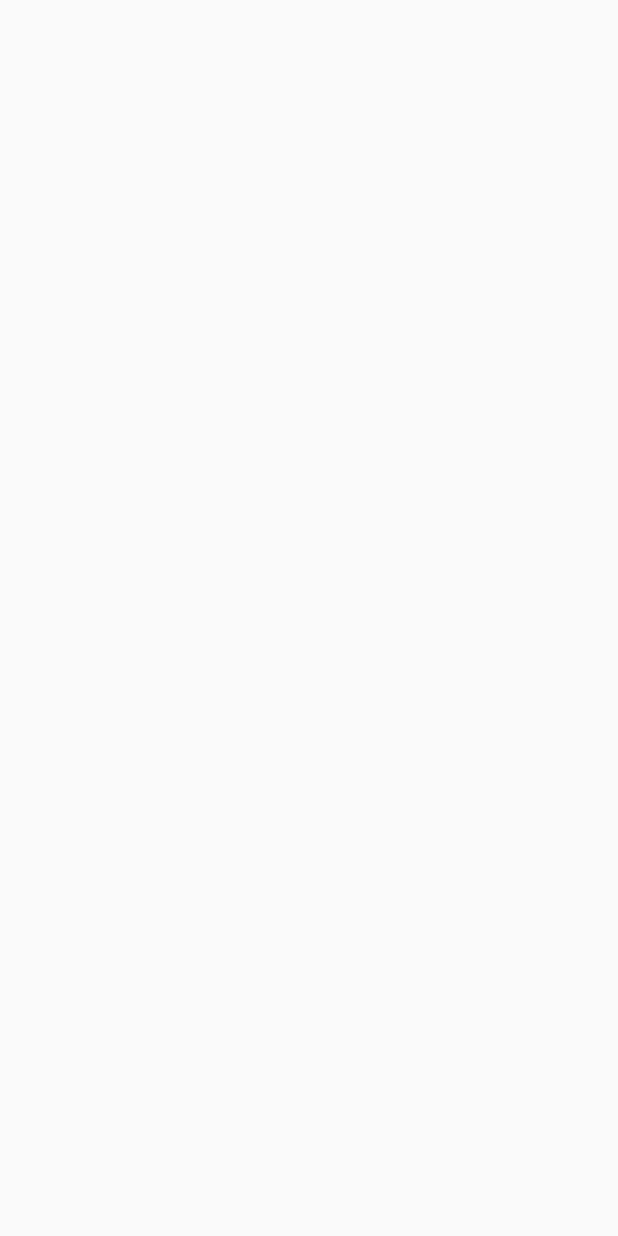
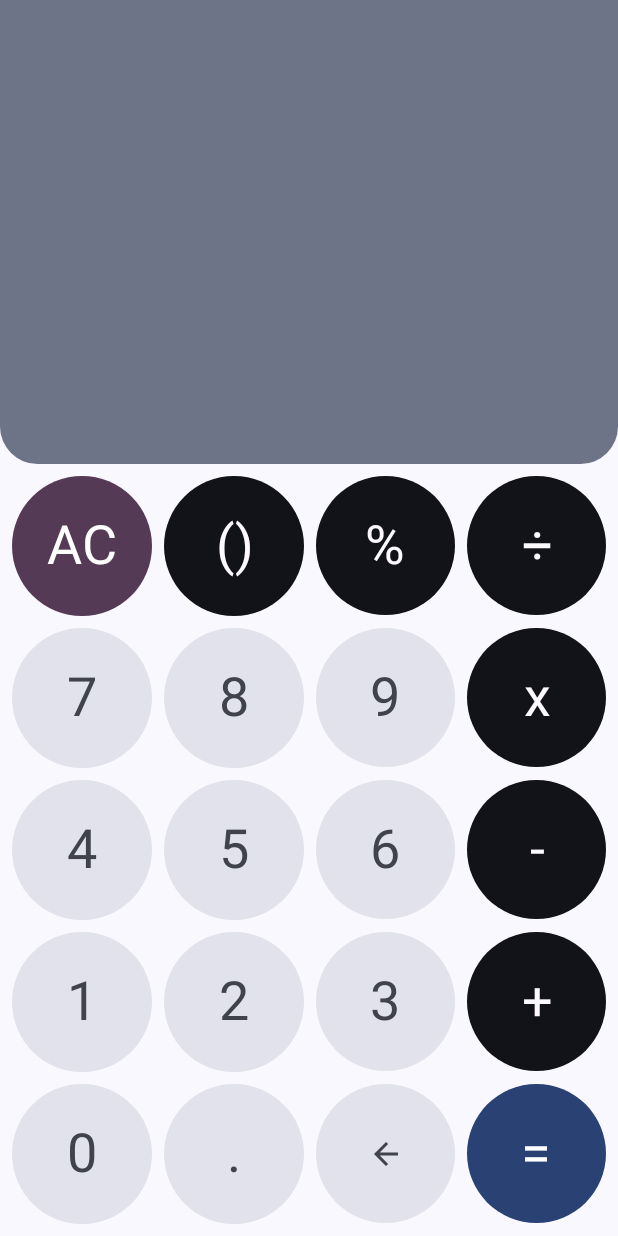
Before and after one commit to Erik1994/Calculator, an Android app built with Jetpack Compose: the screen it shows after launch (MainActivity), on a phone screen of 412 x 824 dp. Before the commit the screen is empty. Run offline under Robolectric (Android 15) with nearby library versions, the phone set to English and light mode, and no system bars.

Commit message:
Add calculator ui and write ui test

```diff
--- a/app/src/main/java/com/friendschat/calculator/MainActivity.kt
+++ b/app/src/main/java/com/friendschat/calculator/MainActivity.kt
@@ -3,6 +3,7 @@ package com.friendschat.calculator
 import android.os.Bundle
 import androidx.activity.ComponentActivity
 import androidx.activity.compose.setContent
+import com.friendschat.calculator.presentation.CalculatorScreen
 import com.friendschat.calculator.ui.theme.CalculatorTheme
 
 class MainActivity : ComponentActivity() {
@@ -10,7 +11,7 @@ class MainActivity : ComponentActivity() {
         super.onCreate(savedInstanceState)
         setContent {
             CalculatorTheme {
-
+                CalculatorScreen()
             }
         }
     }
--- a/app/src/main/java/com/friendschat/calculator/domain/ExpressionWriter.kt
+++ b/app/src/main/java/com/friendschat/calculator/domain/ExpressionWriter.kt
@@ -6,7 +6,7 @@ class ExpressionWriter {
     var expression = ""
 
     fun processAction(action: CalculatorAction) {
-        when(action) {
+        when (action) {
             CalculatorAction.Calculate -> {
                 val parser = ExpressionParser(prepareForCalculation())
                 val evaluator = ExpressionEvaluator(parser.parse())
@@ -16,7 +16,7 @@ class ExpressionWriter {
                 expression = ""
             }
             CalculatorAction.Decimal -> {
-                if(canEnterDecimal()) {
+                if (canEnterDecimal()) {
                     expression += "."
                 }
             }
@@ -27,7 +27,7 @@ class ExpressionWriter {
                 expression += action.number
             }
             is CalculatorAction.Op -> {
-                if(canEnterOperation(action.operation)) {
+                if (canEnterOperation(action.operation)) {
                     expression += action.operation.symbol
                 }
             }
@@ -38,10 +38,10 @@ class ExpressionWriter {
     }
 
     private fun prepareForCalculation(): String {
-        val newExpression = expression.takeLastWhile {
+        val newExpression = expression.dropLastWhile {
             it in "${getOperationSymbols()}(."
         }
-        if(newExpression.isEmpty()) {
+        if (newExpression.isEmpty()) {
             return "0"
         }
         return newExpression
@@ -60,7 +60,7 @@ class ExpressionWriter {
     }
 
     private fun canEnterDecimal(): Boolean {
-        if(expression.isEmpty() || expression.last() in "${getOperationSymbols()}.()") {
+        if (expression.isEmpty() || expression.last() in "${getOperationSymbols()}.()") {
             return false
         }
         return !expression.takeLastWhile {
@@ -69,7 +69,7 @@ class ExpressionWriter {
     }
 
     private fun canEnterOperation(operation: Operation): Boolean {
-        if(operation in listOf(Operation.ADD, Operation.SUBTRACT)) {
+        if (operation in listOf(Operation.ADD, Operation.SUBTRACT)) {
             return expression.isEmpty() || expression.last() in "${getOperationSymbols()}()0123456789"
         }
         return expression.isNotEmpty() || expression.last() in "0123456789)"
--- /dev/null
+++ b/app/src/main/java/com/friendschat/calculator/presentation/CalculatoDisplay.kt
@@ -0,0 +1,39 @@
+package com.friendschat.calculator.presentation
+
+import androidx.compose.foundation.layout.Box
+import androidx.compose.foundation.layout.fillMaxWidth
+import androidx.compose.foundation.text.BasicTextField
+import androidx.compose.material3.MaterialTheme
+import androidx.compose.runtime.Composable
+import androidx.compose.ui.Alignment
+import androidx.compose.ui.Modifier
+import androidx.compose.ui.graphics.SolidColor
+import androidx.compose.ui.text.TextStyle
+import androidx.compose.ui.text.style.TextAlign
+import androidx.compose.ui.unit.sp
+
+@Composable
+fun CalculatorDisplay(
+    expression: String,
+    modifier: Modifier = Modifier
+) {
+    Box(
+        modifier = modifier,
+        contentAlignment = Alignment.Center
+    ) {
+        BasicTextField(
+            value = expression,
+            onValueChange = {},
+            textStyle = TextStyle(
+                fontSize = 80.sp,
+                color = MaterialTheme.colorScheme.onSecondaryContainer,
+                textAlign = TextAlign.End
+            ),
+            maxLines = 1,
+            singleLine = true,
+            cursorBrush = SolidColor(MaterialTheme.colorScheme.primary),
+            readOnly = true,
+            modifier = Modifier.fillMaxWidth()
+        )
+    }
+}
--- /dev/null
+++ b/app/src/main/java/com/friendschat/calculator/presentation/CalculatorButton.kt
@@ -0,0 +1,56 @@
+package com.friendschat.calculator.presentation
+
+import androidx.compose.foundation.background
+import androidx.compose.foundation.clickable
+import androidx.compose.foundation.layout.Box
+import androidx.compose.foundation.shape.CircleShape
+import androidx.compose.material3.MaterialTheme
+import androidx.compose.material3.Text
+import androidx.compose.runtime.Composable
+import androidx.compose.ui.Alignment
+import androidx.compose.ui.Modifier
+import androidx.compose.ui.draw.clip
+import androidx.compose.ui.text.style.TextAlign
+import androidx.compose.ui.unit.sp
+
+@Composable
+fun CalculatorButton(
+    action: CalculatorUiAction,
+    modifier: Modifier = Modifier,
+    onClick: () -> Unit
+) {
+    Box(
+        modifier = modifier
+            .clip(CircleShape)
+            .background(
+                when (action.highlightLevel) {
+                    HighlightLevel.Neutral -> MaterialTheme.colorScheme.surfaceVariant
+                    HighlightLevel.SemiHighlighted -> MaterialTheme.colorScheme.inverseSurface
+                    HighlightLevel.Highlighted -> MaterialTheme.colorScheme.tertiary
+                    HighlightLevel.StronglyHighlighted -> MaterialTheme.colorScheme.primary
+                }
+            )
+            .clickable { onClick() },
+        contentAlignment = Alignment.Center
+    ) {
+        action.text?.let {
+
+        }
+        if (action.text != null) {
+            Text(
+                text = action.text,
+                fontSize = 36.sp,
+                textAlign = TextAlign.Center,
+                color = when (action.highlightLevel) {
+                    is HighlightLevel.Neutral -> MaterialTheme.colorScheme.onSurfaceVariant
+                    is HighlightLevel.SemiHighlighted -> MaterialTheme.colorScheme.inverseOnSurface
+                    is HighlightLevel.Highlighted -> MaterialTheme.colorScheme.onTertiary
+                    is HighlightLevel.StronglyHighlighted -> MaterialTheme.colorScheme.onPrimary
+                }
+            )
+        } else {
+            action.content()
+        }
+    }
+
+}
--- /dev/null
+++ b/app/src/main/java/com/friendschat/calculator/presentation/CalculatorButtonGrid.kt
@@ -0,0 +1,35 @@
+package com.friendschat.calculator.presentation
+
+import androidx.compose.foundation.layout.Arrangement
+import androidx.compose.foundation.layout.aspectRatio
+import androidx.compose.foundation.lazy.grid.GridCells
+import androidx.compose.foundation.lazy.grid.LazyVerticalGrid
+import androidx.compose.foundation.lazy.grid.items
+import androidx.compose.runtime.Composable
+import androidx.compose.ui.Modifier
+import androidx.compose.ui.unit.dp
+import com.friendschat.calculator.domain.CalculatorAction
+
+@Composable
+fun CalculatorButtonGrid(
+    actions: List<CalculatorUiAction>,
+    onAction: (CalculatorAction) -> Unit,
+    modifier: Modifier = Modifier
+) {
+    LazyVerticalGrid(
+        columns = GridCells.Fixed(4),
+        userScrollEnabled = false,
+        verticalArrangement = Arrangement.spacedBy(8.dp),
+        horizontalArrangement = Arrangement.spacedBy(8.dp),
+        modifier = modifier,
+        content = {
+            items(actions) { action ->
+                CalculatorButton(
+                    action = action,
+                    modifier = Modifier.aspectRatio(1f),
+                    onClick = { onAction(action.action) }
+                )
+            }
+        }
+    )
+}
--- /dev/null
+++ b/app/src/main/java/com/friendschat/calculator/presentation/CalculatorScreen.kt
@@ -0,0 +1,48 @@
+package com.friendschat.calculator.presentation
+
+import androidx.compose.foundation.background
+import androidx.compose.foundation.layout.*
+import androidx.compose.foundation.shape.RoundedCornerShape
+import androidx.compose.material3.MaterialTheme
+import androidx.compose.material3.Surface
+import androidx.compose.runtime.Composable
+import androidx.compose.ui.Modifier
+import androidx.compose.ui.draw.clip
+import androidx.compose.ui.unit.dp
+import com.friendschat.calculator.presentation.viewmodel.CalculatorViewModel
+
+@Composable
+fun CalculatorScreen(
+    viewModel: CalculatorViewModel = androidx.lifecycle.viewmodel.compose.viewModel()
+) {
+    Surface(
+        modifier = Modifier.fillMaxSize(),
+        color = MaterialTheme.colorScheme.background
+
+    ) {
+        Column(
+            modifier = Modifier.fillMaxSize(),
+            verticalArrangement = Arrangement.SpaceBetween
+        ) {
+            CalculatorDisplay(
+                expression = viewModel.expression,
+                modifier = Modifier
+                    .fillMaxWidth()
+                    .weight(1f)
+                    .clip(
+                        RoundedCornerShape(
+                            bottomStart = 25.dp,
+                            bottomEnd = 25.dp
+                        )
+                    )
+                    .background(MaterialTheme.colorScheme.secondaryContainer)
+                    .padding(vertical = 64.dp, horizontal = 16.dp)
+            )
+            CalculatorButtonGrid(
+                actions = calculatorActions,
+                onAction = viewModel::onAction,
+                modifier = Modifier.padding(8.dp)
+            )
+        }
+    }
+}
--- /dev/null
+++ b/app/src/main/java/com/friendschat/calculator/presentation/CalculatorUiAction.kt
@@ -0,0 +1,18 @@
+package com.friendschat.calculator.presentation
+
+import androidx.compose.runtime.Composable
+import com.friendschat.calculator.domain.CalculatorAction
+
+data class CalculatorUiAction(
+    val text: String?,
+    val highlightLevel: HighlightLevel,
+    val action: CalculatorAction,
+    val content: @Composable () -> Unit = {}
+)
+
+sealed interface HighlightLevel {
+    object Neutral : HighlightLevel
+    object SemiHighlighted : HighlightLevel
+    object Highlighted : HighlightLevel
+    object StronglyHighlighted : HighlightLevel
+}
--- /dev/null
+++ b/app/src/main/java/com/friendschat/calculator/presentation/CalculatorUiActions.kt
@@ -0,0 +1,118 @@
+package com.friendschat.calculator.presentation
+
+import androidx.compose.material.icons.Icons
+import androidx.compose.material.icons.filled.ArrowBack
+import androidx.compose.material3.Icon
+import androidx.compose.material3.MaterialTheme
+import com.friendschat.calculator.domain.CalculatorAction
+import com.friendschat.calculator.domain.Operation
+
+val calculatorActions = listOf(
+    CalculatorUiAction(
+        text = "AC",
+        highlightLevel = HighlightLevel.Highlighted,
+        action = CalculatorAction.Clear
+    ),
+    CalculatorUiAction(
+        text = "()",
+        highlightLevel = HighlightLevel.SemiHighlighted,
+        action = CalculatorAction.Parentheses
+    ),
+    CalculatorUiAction(
+        text = "%",
+        highlightLevel = HighlightLevel.SemiHighlighted,
+        action = CalculatorAction.Op(Operation.PERCENT)
+    ),
+    CalculatorUiAction(
+        text = "÷",
+        highlightLevel = HighlightLevel.SemiHighlighted,
+        action = CalculatorAction.Op(Operation.DIVIDE)
+    ),
+    CalculatorUiAction(
+        text = "7",
+        highlightLevel = HighlightLevel.Neutral,
+        action = CalculatorAction.Number(7)
+    ),
+    CalculatorUiAction(
+        text = "8",
+        highlightLevel = HighlightLevel.Neutral,
+        action = CalculatorAction.Number(8)
+    ),
+    CalculatorUiAction(
+        text = "9",
+        highlightLevel = HighlightLevel.Neutral,
+        action = CalculatorAction.Number(9)
+    ),
+    CalculatorUiAction(
+        text = "x",
+        highlightLevel = HighlightLevel.SemiHighlighted,
+        action = CalculatorAction.Op(Operation.MULTIPLY)
+    ),
+    CalculatorUiAction(
+        text = "4",
+        highlightLevel = HighlightLevel.Neutral,
+        action = CalculatorAction.Number(4)
+    ),
+    CalculatorUiAction(
+        text = "5",
+        highlightLevel = HighlightLevel.Neutral,
+        action = CalculatorAction.Number(5)
+    ),
+    CalculatorUiAction(
+        text = "6",
+        highlightLevel = HighlightLevel.Neutral,
+        action = CalculatorAction.Number(6)
+    ),
+    CalculatorUiAction(
+        text = "-",
+        highlightLevel = HighlightLevel.SemiHighlighted,
+        action = CalculatorAction.Op(Operation.SUBTRACT)
+    ),
+    CalculatorUiAction(
+        text = "1",
+        highlightLevel = HighlightLevel.Neutral,
+        action = CalculatorAction.Number(1)
+    ),
+    CalculatorUiAction(
+        text = "2",
+        highlightLevel = HighlightLevel.Neutral,
+        action = CalculatorAction.Number(2)
+    ),
+    CalculatorUiAction(
+        text = "3",
+        highlightLevel = HighlightLevel.Neutral,
+        action = CalculatorAction.Number(3)
+    ),
+    CalculatorUiAction(
+        text = "+",
+        highlightLevel = HighlightLevel.SemiHighlighted,
+        action = CalculatorAction.Op(Operation.ADD)
+    ),
+    CalculatorUiAction(
+        text = "0",
+        highlightLevel = HighlightLevel.Neutral,
+        action = CalculatorAction.Number(0)
+    ),
+    CalculatorUiAction(
+        text = ".",
+        highlightLevel = HighlightLevel.Neutral,
+        action = CalculatorAction.Decimal
+    ),
+    CalculatorUiAction(
+        text = null,
+        highlightLevel = HighlightLevel.Neutral,
+        action = CalculatorAction.Delete,
+        content = {
+            Icon(
+                imageVector = Icons.Default.ArrowBack,
+                contentDescription = null,
+                tint = MaterialTheme.colorScheme.onSurfaceVariant
+            )
+        }
+    ),
+    CalculatorUiAction(
+        text = "=",
+        highlightLevel = HighlightLevel.StronglyHighlighted,
+        action = CalculatorAction.Calculate
+    ),
+)
--- /dev/null
+++ b/app/src/main/java/com/friendschat/calculator/presentation/viewmodel/CalculatorViewModel.kt
@@ -0,0 +1,20 @@
+package com.friendschat.calculator.presentation.viewmodel
+
+import androidx.compose.runtime.getValue
+import androidx.compose.runtime.mutableStateOf
+import androidx.compose.runtime.setValue
+import androidx.lifecycle.ViewModel
+import com.friendschat.calculator.domain.CalculatorAction
+import com.friendschat.calculator.domain.ExpressionWriter
+
+class CalculatorViewModel(
+    private val writer: ExpressionWriter = ExpressionWriter()
+): ViewModel() {
+    var expression by mutableStateOf("")
+        private set
+
+    fun onAction(action: CalculatorAction) {
+        writer.processAction(action)
+        this.expression = writer.expression
+    }
+}
--- a/app/src/main/java/com/friendschat/calculator/ui/theme/Color.kt
+++ b/app/src/main/java/com/friendschat/calculator/ui/theme/Color.kt
@@ -2,10 +2,43 @@ package com.friendschat.calculator.ui.theme
 
 import androidx.compose.ui.graphics.Color
 
-val Purple80 = Color(0xFFD0BCFF)
-val PurpleGrey80 = Color(0xFFCCC2DC)
-val Pink80 = Color(0xFFEFB8C8)
+val Orange10 = Color(0xff331200)
+val Orange20 = Color(0xff662400)
+val Orange30 = Color(0xff993600)
+val Orange40 = Color(0xffcc4700)
+val Orange80 = Color(0xffffbd99)
+val Orange90 = Color(0xffffdecc)
 
-val Purple40 = Color(0xFF6650a4)
-val PurpleGrey40 = Color(0xFF625b71)
-val Pink40 = Color(0xFF7D5260)
+val Green10 = Color(0xff003314)
+val Green20 = Color(0xff006627)
+val Green30 = Color(0xff00993b)
+val Green40 = Color(0xff00cc4e)
+val Green80 = Color(0xff99ffc0)
+val Green90 = Color(0xffccffe0)
+
+val DarkGreen10 = Color(0xff003314)
+val DarkGreen20 = Color(0xff006627)
+val DarkGreen30 = Color(0xff00993b)
+val DarkGreen40 = Color(0xff00cc4e)
+val DarkGreen80 = Color(0xff99ffc0)
+val DarkGreen90 = Color(0xffccffe0)
+
+val Red10 = Color(0xFF410001)
+val Red20 = Color(0xFF680003)
+val Red30 = Color(0xFF930006)
+val Red40 = Color(0xFFBA1B1B)
+val Red80 = Color(0xFFFFB4A9)
+val Red90 = Color(0xFFFFDAD4)
+
+val Grey10 = Color(0xFF191C1D)
+val Grey20 = Color(0xFF2D3132)
+val Grey80 = Color(0xFFC4C7C7)
+val Grey90 = Color(0xFFE0E3E3)
+val Grey95 = Color(0xFFEFF1F1)
+val Grey99 = Color(0xFFFBFDFD)
+
+val GreenGrey30 = Color(0xFF44554b)
+val GreenGrey50 = Color(0xFF718e7d)
+val GreenGrey60 = Color(0xFF8ea497)
+val GreenGrey80 = Color(0xFFc6d2cb)
+val GreenGrey90 = Color(0xFFe3e8e5)
--- /dev/null
+++ b/app/src/main/java/com/friendschat/calculator/ui/theme/Shape.kt
@@ -0,0 +1,10 @@
+package com.friendschat.calculator.ui.theme
+
+import androidx.compose.foundation.shape.RoundedCornerShape
+import androidx.compose.ui.unit.dp
+
+val Shapes = androidx.compose.material3.Shapes(
+    small = RoundedCornerShape(4.dp),
+    medium = RoundedCornerShape(4.dp),
+    large = RoundedCornerShape(0.dp)
+)
--- a/app/src/main/java/com/friendschat/calculator/ui/theme/Theme.kt
+++ b/app/src/main/java/com/friendschat/calculator/ui/theme/Theme.kt
@@ -1,6 +1,5 @@
 package com.friendschat.calculator.ui.theme
 
-import android.app.Activity
 import android.os.Build
 import androidx.compose.foundation.isSystemInDarkTheme
 import androidx.compose.material3.MaterialTheme
@@ -9,60 +8,85 @@ import androidx.compose.material3.dynamicDarkColorScheme
 import androidx.compose.material3.dynamicLightColorScheme
 import androidx.compose.material3.lightColorScheme
 import androidx.compose.runtime.Composable
-import androidx.compose.runtime.SideEffect
-import androidx.compose.ui.graphics.toArgb
+import androidx.compose.ui.graphics.Color
 import androidx.compose.ui.platform.LocalContext
-import androidx.compose.ui.platform.LocalView
-import androidx.core.view.ViewCompat
 
-private val DarkColorScheme = darkColorScheme(
-    primary = Purple80,
-    secondary = PurpleGrey80,
-    tertiary = Pink80
+private val DarkColorPalette = darkColorScheme(
+    primary = Green80,
+    onPrimary = Green20,
+    primaryContainer = Green30,
+    onPrimaryContainer = Green90,
+    inversePrimary = Green40,
+    secondary = DarkGreen80,
+    onSecondary = DarkGreen20,
+    secondaryContainer = DarkGreen30,
+    onSecondaryContainer = DarkGreen90,
+    tertiary = Orange80,
+    onTertiary = Orange20,
+    tertiaryContainer = Orange30,
+    onTertiaryContainer = Orange90,
+    error = Red80,
+    onError = Red20,
+    errorContainer = Red30,
+    onErrorContainer = Red90,
+    background = Grey10,
+    onBackground = Grey90,
+    surface = Grey10,
+    onSurface = Grey80,
+    inverseSurface = Grey90,
+    inverseOnSurface = Grey20,
+    surfaceVariant = GreenGrey30,
+    onSurfaceVariant = GreenGrey80,
+    outline = GreenGrey60
 )
 
-private val LightColorScheme = lightColorScheme(
-    primary = Purple40,
-    secondary = PurpleGrey40,
-    tertiary = Pink40
-
-    /* Other default colors to override
-    background = Color(0xFFFFFBFE),
-    surface = Color(0xFFFFFBFE),
+private val LightColorPalette = lightColorScheme(
+    primary = Green40,
     onPrimary = Color.White,
+    primaryContainer = Green90,
+    onPrimaryContainer = Green10,
+    inversePrimary = Green80,
+    secondary = DarkGreen40,
     onSecondary = Color.White,
+    secondaryContainer = DarkGreen90,
+    onSecondaryContainer = DarkGreen10,
+    tertiary = Orange40,
     onTertiary = Color.White,
-    onBackground = Color(0xFF1C1B1F),
-    onSurface = Color(0xFF1C1B1F),
-    */
+    tertiaryContainer = Orange90,
+    onTertiaryContainer = Orange10,
+    error = Red40,
+    onError = Color.White,
+    errorContainer = Red90,
+    onErrorContainer = Red10,
+    background = Grey99,
+    onBackground = Grey10,
+    surface = Grey99,
+    onSurface = Grey10,
+    inverseSurface = Grey20,
+    inverseOnSurface = Grey95,
+    surfaceVariant = GreenGrey90,
+    onSurfaceVariant = GreenGrey30,
+    outline = GreenGrey50
 )
 
 @Composable
 fun CalculatorTheme(
     darkTheme: Boolean = isSystemInDarkTheme(),
-    // Dynamic color is available on Android 12+
-    dynamicColor: Boolean = true,
     content: @Composable () -> Unit
 ) {
-    val colorScheme = when {
-        dynamicColor && Build.VERSION.SDK_INT >= Build.VERSION_CODES.S -> {
-            val context = LocalContext.current
-            if (darkTheme) dynamicDarkColorScheme(context) else dynamicLightColorScheme(context)
-        }
-        darkTheme -> DarkColorScheme
-        else -> LightColorScheme
-    }
-    val view = LocalView.current
-    if (!view.isInEditMode) {
-        SideEffect {
-            (view.context as Activity).window.statusBarColor = colorScheme.primary.toArgb()
-            ViewCompat.getWindowInsetsController(view)?.isAppearanceLightStatusBars = darkTheme
-        }
+    val useDynamicColors = Build.VERSION.SDK_INT >= Build.VERSION_CODES.S
+    val context = LocalContext.current
+    val colors = when {
+        useDynamicColors && darkTheme -> dynamicDarkColorScheme(context)
+        useDynamicColors && !darkTheme -> dynamicLightColorScheme(context)
+        darkTheme -> DarkColorPalette
+        else -> LightColorPalette
     }
 
     MaterialTheme(
-        colorScheme = colorScheme,
+        colorScheme = colors,
         typography = Typography,
+        shapes = Shapes,
         content = content
     )
 }
--- a/app/src/main/java/com/friendschat/calculator/ui/theme/Type.kt
+++ b/app/src/main/java/com/friendschat/calculator/ui/theme/Type.kt
@@ -8,7 +8,7 @@ import androidx.compose.ui.unit.sp
 
 // Set of Material typography styles to start with
 val Typography = Typography(
-    bodyLarge = TextStyle(
+    bodyMedium = TextStyle(
         fontFamily = FontFamily.Default,
         fontWeight = FontWeight.Normal,
         fontSize = 16.sp,
```
Also changed, not shown: app/src/main/java/com/friendschat/calculator/domain/CalculatorAction.kt (+7 -7 lines), app/src/main/java/com/friendschat/calculator/domain/ExpressionEvaluator.kt (+5 -5 lines), 1 other file.
